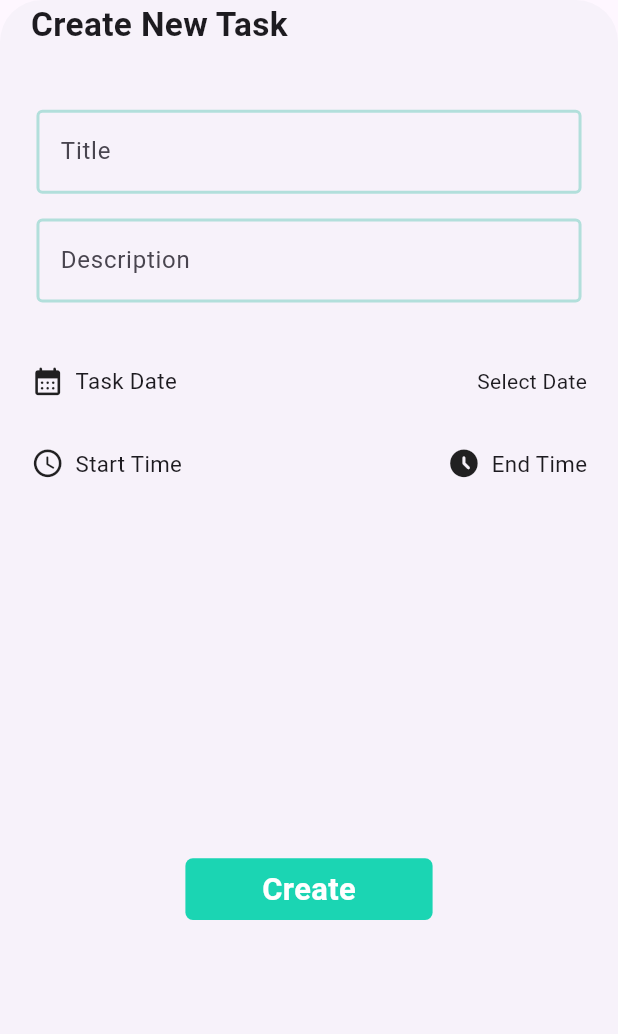
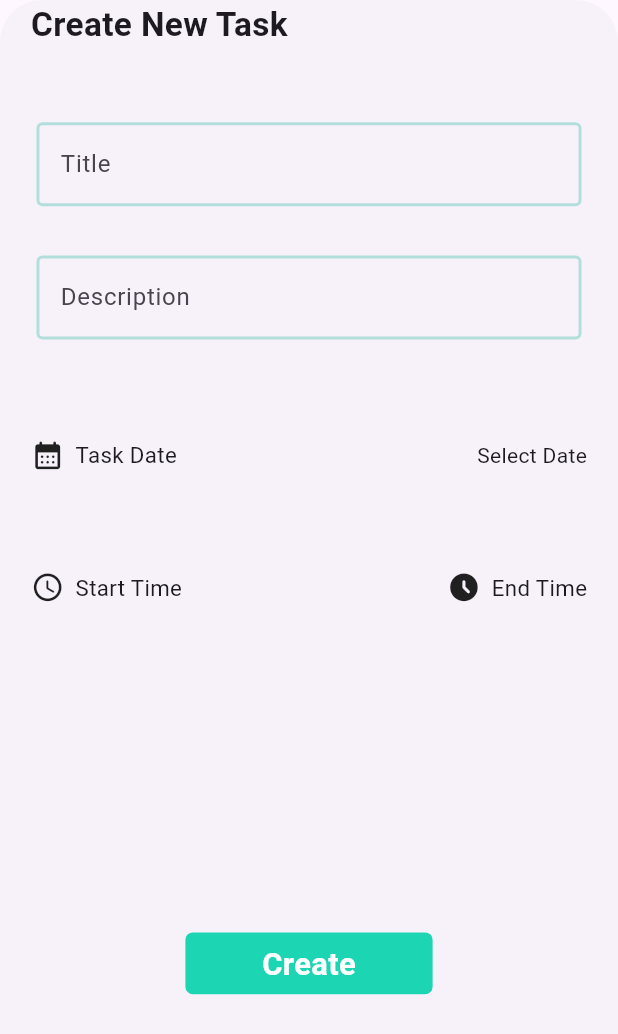
Before and after one commit to bhawesh2002/redo, a Flutter app: the CreateBottomTaskSheet widget shown alone on an empty page, opened directly, on a phone screen of 412 x 824 dp. Shown: the top 1034 px of the screen. Run offline on Flutter 3.47's test engine with Material 3 defaults, Android fonts, the light colour scheme and no system bars; our stand-ins replace firebase_core, flutter_svg; accounts and stored records are empty.

Commit message:
adjust Padding values

```diff
--- a/lib/widgets/create_task_bottom_sheet.dart
+++ b/lib/widgets/create_task_bottom_sheet.dart
@@ -51,7 +51,7 @@ class _CreateBottomTaskSheetState extends State<CreateBottomTaskSheet> {
                   Padding(
                     padding: EdgeInsets.symmetric(
                       horizontal: constraints.maxWidth * 0.01,
-                      vertical: constraints.maxHeight * 0.01,
+                      vertical: constraints.maxHeight * 0.02,
                     ),
                     child: TextFormField(
                       controller: _titleController,
@@ -61,7 +61,7 @@ class _CreateBottomTaskSheetState extends State<CreateBottomTaskSheet> {
                   Padding(
                     padding: EdgeInsets.symmetric(
                       horizontal: constraints.maxWidth * 0.01,
-                      vertical: constraints.maxHeight * 0.01,
+                      vertical: constraints.maxHeight * 0.02,
                     ),
                     child: TextFormField(
                       controller: _descriptionController,
@@ -80,6 +80,9 @@ class _CreateBottomTaskSheetState extends State<CreateBottomTaskSheet> {
                         lastDate: DateTime(2050),
                       );
                     },
+                    child: Padding(
+                      padding: EdgeInsets.symmetric(
+                          vertical: constraints.maxHeight * 0.02),
                       child: Row(
                         mainAxisAlignment: MainAxisAlignment.spaceBetween,
                         children: [
@@ -106,6 +109,7 @@ class _CreateBottomTaskSheetState extends State<CreateBottomTaskSheet> {
                         ],
                       ),
                     ),
+                  ),
                   SizedBox(
                     width: constraints.maxWidth,
                     height: constraints.maxHeight * 0.04,
@@ -118,10 +122,14 @@ class _CreateBottomTaskSheetState extends State<CreateBottomTaskSheet> {
                           showTimePicker(
                               context: context, initialTime: TimeOfDay.now());
                         },
+                        child: Padding(
+                          padding: EdgeInsets.symmetric(
+                              vertical: constraints.maxHeight * 0.02),
                           child: TimeSelector(
                             label: "Start Time",
                             icon: Icons.access_time_rounded,
                             constraints: constraints,
+                          ),
                         ),
                       ),
                       GestureDetector(
@@ -129,10 +137,14 @@ class _CreateBottomTaskSheetState extends State<CreateBottomTaskSheet> {
                           showTimePicker(
                               context: context, initialTime: TimeOfDay.now());
                         },
+                        child: Padding(
+                          padding: EdgeInsets.symmetric(
+                              vertical: constraints.maxHeight * 0.02),
                           child: TimeSelector(
                             label: "End Time",
                             icon: Icons.access_time_filled_rounded,
                             constraints: constraints,
+                          ),
                         ),
                       ),
                     ],
```
Lines whose indentation alone changed are shown as unchanged.
